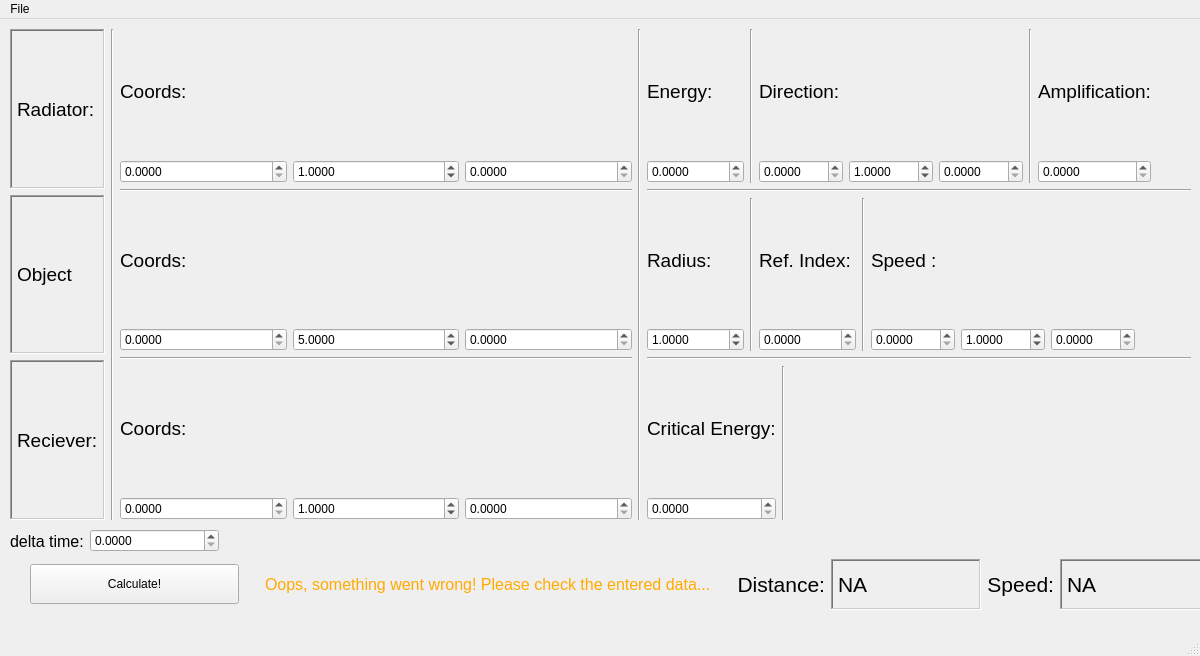
The window that UI/main_window.ui (Mngdd/Signal) describes before a commit, drawn with Qt 5.
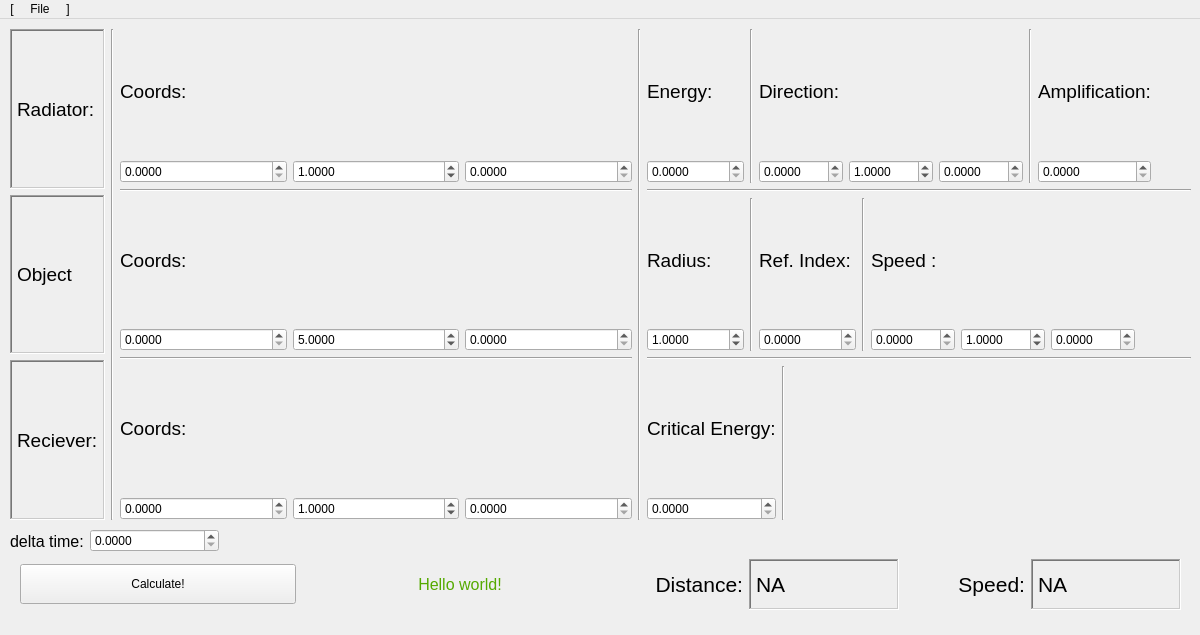
The same window after the commit.

Commit message: +gui stuff я заебался помогите

Diff of the .ui file:
```diff
--- a/UI/main_window.ui
+++ b/UI/main_window.ui
@@ -10,7 +10,7 @@
     <x>0</x>
     <y>0</y>
     <width>1200</width>
-    <height>656</height>
+    <height>635</height>
    </rect>
   </property>
   <property name="sizePolicy">
@@ -62,9 +62,9 @@
    <widget class="QWidget" name="horizontalLayoutWidget_7">
     <property name="geometry">
      <rect>
-      <x>30</x>
+      <x>20</x>
       <y>540</y>
-      <width>1180</width>
+      <width>1161</width>
       <height>51</height>
      </rect>
     </property>
@@ -118,10 +118,13 @@
         <enum>Qt::LeftToRight</enum>
        </property>
        <property name="styleSheet">
-        <string notr="true">color: rgb(255, 170, 0)</string>
+        <string notr="true">color: rgb(85, 170, 0)</string>
        </property>
        <property name="text">
-        <string>Oops, something went wrong! Please check the entered data...</string>
+        <string>Hello world!</string>
+       </property>
+       <property name="alignment">
+        <set>Qt::AlignCenter</set>
        </property>
       </widget>
      </item>
@@ -977,7 +980,7 @@
    </property>
    <widget class="QMenu" name="menuFile">
     <property name="title">
-     <string>File</string>
+     <string>[     File     ]</string>
     </property>
     <addaction name="action_Save"/>
     <addaction name="action_Load"/>
@@ -986,8 +989,7 @@
    </widget>
    <addaction name="menuFile"/>
   </widget>
-  <widget class="QStatusBar" name="statusbar"/>
-  <action name="action_Save">
+  <action name="action_save">
    <property name="text">
     <string>Save input</string>
    </property>
```
Left out of the diff: 17 changed lines with no effect on the pictures. The commit also changes 3 other files.
